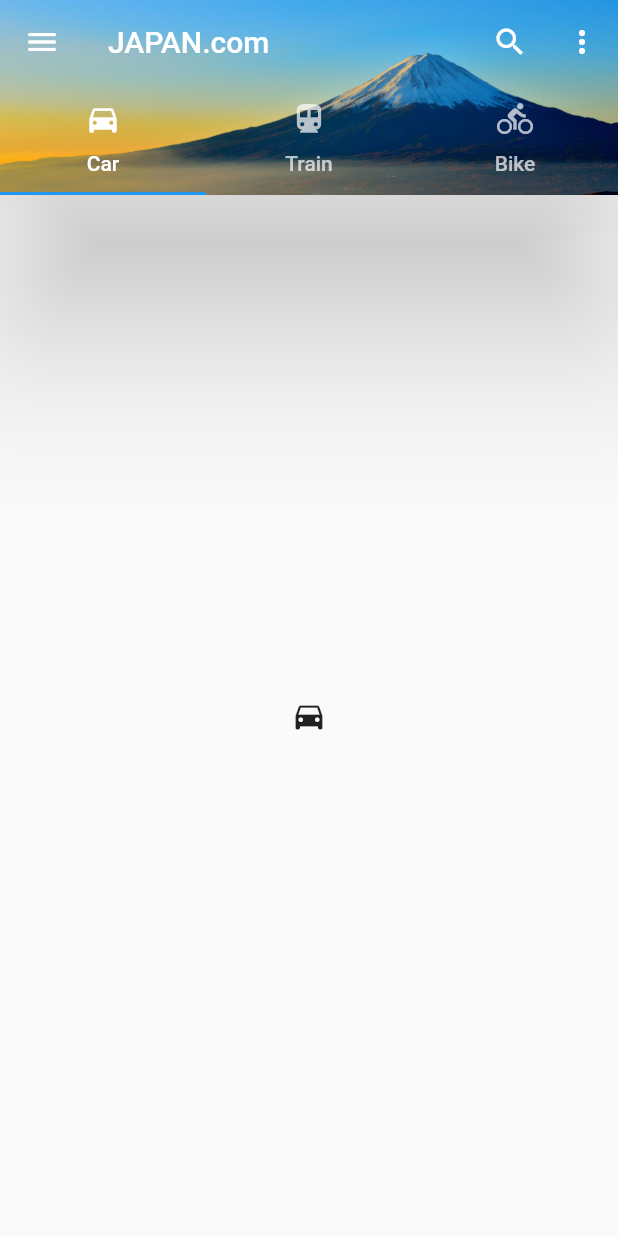
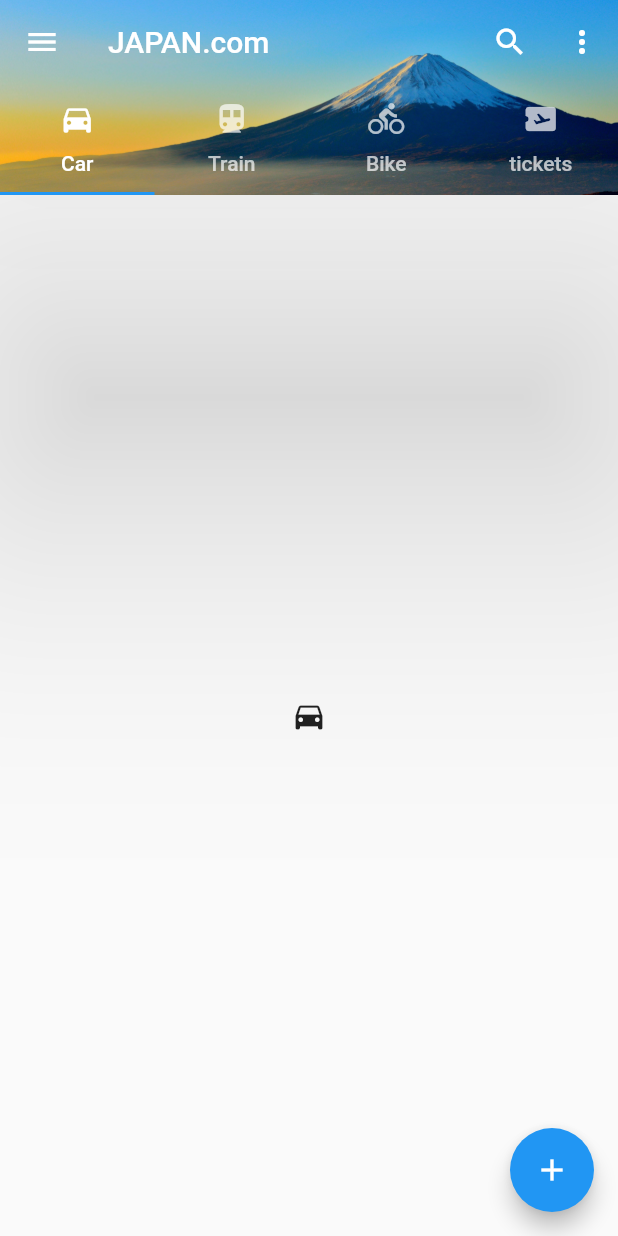
Before and after one commit to CharithraJayasinghe/FLUTTER_DEMO, a Flutter app: the screen it shows after launch, on a phone screen of 412 x 824 dp. Run offline on Flutter 3.47's test engine with Material 2 defaults, Android fonts, the phone set to English and light mode, and no system bars.

Commit message:
first commit

```diff
--- a/lib/main.dart
+++ b/lib/main.dart
@@ -1,6 +1,8 @@
 
 
 import 'package:flutter/material.dart';
+
+import 'screens/homePage.dart';
 
 void main() {
   runApp(const MyApp());
@@ -23,66 +25,3 @@ class MyApp extends StatelessWidget {
     );
   }
 }
-
-class MyHomePage extends StatelessWidget {
-  const MyHomePage({super.key});
-
-  @override
-  Widget build(BuildContext context) {
-    return DefaultTabController(
-      length: 3,
-      child: Scaffold(
-          appBar: AppBar(
-            title: Text('JAPAN.com'),
-            leading: IconButton(
-              icon:Icon(Icons.menu),
-              onPressed: (){},
-              ),
-
-
-              actions: <Widget>[
-                IconButton(
-                icon:Icon(Icons.search),
-                onPressed: (){},
-              ),
-
-                 IconButton(
-                icon:Icon(Icons.more_vert),
-                onPressed: (){},
-              ),
-
-              ],
-              flexibleSpace: Image.asset(
-                "assets/mount-fuji-sunrise-5k-zp.jpg",
-                fit: BoxFit.cover,
-              ),
-
-              bottom: const TabBar(
-                tabs: [
-
-                  Tab(icon: Icon(Icons.directions_car),
-                      text: 'Car'),
-                  Tab(icon: Icon(Icons.directions_transit),
-                      text: 'Train'),
-                  Tab(icon: Icon(Icons.directions_bike),
-                      text: 'Bike'),
-                ],
-              ),
-              elevation: 50.0,
-
-
-
-          ),
-          body: const TabBarView(
-            children: [
-              Icon(Icons.directions_car),
-              Icon(Icons.directions_transit),
-              Icon(Icons.directions_bike),
-
-            ],
-          ),
-        ),
-    );
-
-  }
-}
--- /dev/null
+++ b/lib/screens/homePage.dart
@@ -0,0 +1,98 @@
+import 'package:flutter/material.dart';
+import 'package:flutter_application_3/screens/secondScreen.dart';
+
+
+
+
+
+
+
+class MyHomePage extends StatelessWidget {
+  const MyHomePage({super.key});
+
+  @override
+  Widget build(BuildContext context) {
+    return DefaultTabController(
+      length: 4,
+      child: Scaffold(
+          appBar: AppBar(
+            title: Text('JAPAN.com'),
+            leading: IconButton(
+              icon:Icon(Icons.menu),
+              onPressed: (){},
+              ),
+
+
+              actions: <Widget>[
+                IconButton(
+                icon:Icon(Icons.search),
+                onPressed: (){},
+              ),
+
+                 IconButton(
+                icon:Icon(Icons.more_vert),
+                onPressed: (){},
+              ),
+
+              ],
+              flexibleSpace: Image.asset(
+                "assets/mount-fuji-sunrise-5k-zp.jpg",
+                fit: BoxFit.cover,
+              ),
+
+              bottom: const TabBar(
+                tabs: [
+
+                  Tab(icon: Icon(Icons.directions_car),
+                      text: 'Car'),
+                  Tab(icon: Icon(Icons.directions_transit),
+                      text: 'Train'),
+                  Tab(icon: Icon(Icons.directions_bike),
+                      text: 'Bike'),
+                  Tab(icon: Icon(Icons.airplane_ticket),
+                      text: 'tickets'),
+                ],
+              ),
+              elevation: 100.0,
+
+
+
+          ),
+          body:  TabBarView(
+            children: [
+
+              Icon(Icons.directions_car),
+              Icon(Icons.directions_transit),
+              Icon(Icons.directions_bike),
+              tab1(),
+
+
+            ]
+          ),
+
+          floatingActionButton: FloatingActionButton(
+            onPressed: () {
+              Navigator.of(context).push(MaterialPageRoute(builder: (_) {
+                return SecondScreen();
+
+                }));
+
+            },
+
+              child: Icon(Icons.add),
+            ),
+          ),
+    );
+
+  }
+}
+
+@override
+Widget tab1() {
+  return Container(
+    child: Center(
+      child: Image.asset("assets/me.png")
+      ),
+  );
+
+}
--- a/pubspec.yaml
+++ b/pubspec.yaml
@@ -64,6 +64,8 @@ flutter:
     - assets/wp1.webp
     - assets/logo.jpg
     - assets/mount-fuji-sunrise-5k-zp.jpg
+    - assets/me.png
+
 
   # An image asset can refer to one or more resolution-specific "variants", see
   # https://flutter.dev/assets-and-images/#resolution-aware
```
Also changed, not shown: lib/screens/secondScreen.dart (added, +33 -0 lines), assets/me.png (added), 1 other file.
